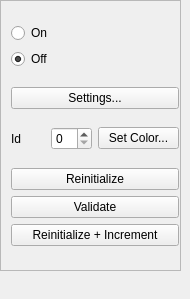
This is branches/GoFigure2Beta/Code/GUI/lib/ManualSegmentationDockWidget.ui in gofigure2/GoFigure2 as Qt 5 draws it before an edit. The edited form follows.
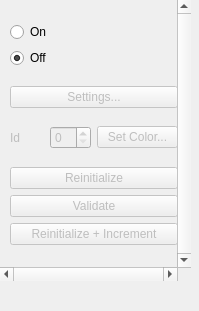
This is the edited form.

Commit message: add files for manual segmentation dock widget. qgotabimageview4d is now opening and showing files (still have lots of works to do to synchronizing everything together).

Diff of the .ui file:
```diff
--- a/branches/GoFigure2Beta/Code/GUI/lib/ManualSegmentationDockWidget.ui
+++ b/branches/GoFigure2Beta/Code/GUI/lib/ManualSegmentationDockWidget.ui
@@ -6,8 +6,8 @@
    <rect>
     <x>0</x>
     <y>0</y>
-    <width>190</width>
-    <height>299</height>
+    <width>199</width>
+    <height>311</height>
    </rect>
   </property>
   <property name="windowTitle">
@@ -19,16 +19,28 @@
      <rect>
       <x>0</x>
       <y>0</y>
-      <width>181</width>
-      <height>271</height>
+      <width>191</width>
+      <height>281</height>
      </rect>
     </property>
+    <property name="frameShape">
+     <enum>QFrame::NoFrame</enum>
+    </property>
     <property name="frameShadow">
      <enum>QFrame::Sunken</enum>
     </property>
     <property name="lineWidth">
      <number>0</number>
     </property>
+    <property name="midLineWidth">
+     <number>0</number>
+    </property>
+    <property name="verticalScrollBarPolicy">
+     <enum>Qt::ScrollBarAlwaysOn</enum>
+    </property>
+    <property name="horizontalScrollBarPolicy">
+     <enum>Qt::ScrollBarAlwaysOn</enum>
+    </property>
     <property name="widgetResizable">
      <bool>true</bool>
     </property>
@@ -37,11 +49,11 @@
       <rect>
        <x>0</x>
        <y>0</y>
-       <width>179</width>
-       <height>269</height>
+       <width>177</width>
+       <height>267</height>
       </rect>
      </property>
-     <widget class="QWidget" name="">
+     <widget class="QWidget" name="layoutWidget">
       <property name="geometry">
        <rect>
         <x>10</x>
@@ -74,6 +86,9 @@
        </item>
        <item>
         <widget class="QPushButton" name="SettingsBtn">
+         <property name="enabled">
+          <bool>false</bool>
+         </property>
          <property name="text">
           <string>Settings...</string>
          </property>
@@ -85,18 +100,28 @@
           <layout class="QHBoxLayout" name="horizontalLayout">
            <item>
             <widget class="QLabel" name="label">
+             <property name="enabled">
+              <bool>false</bool>
+             </property>
              <property name="text">
               <string>Id</string>
              </property>
             </widget>
            </item>
            <item>
-            <widget class="QSpinBox" name="IdSpinBox"/>
+            <widget class="QSpinBox" name="IdSpinBox">
+             <property name="enabled">
+              <bool>false</bool>
+             </property>
+            </widget>
            </item>
           </layout>
          </item>
          <item>
           <widget class="QPushButton" name="IdContourColorBtn">
+           <property name="enabled">
+            <bool>false</bool>
+           </property>
            <property name="autoFillBackground">
             <bool>false</bool>
            </property>
@@ -114,6 +139,9 @@
         <layout class="QVBoxLayout" name="verticalLayout_2">
          <item>
           <widget class="QPushButton" name="ReinitializeBtn">
+           <property name="enabled">
+            <bool>false</bool>
+           </property>
            <property name="text">
             <string>Reinitialize</string>
            </property>
@@ -124,6 +152,9 @@
          </item>
          <item>
           <widget class="QPushButton" name="ValidateBtn">
+           <property name="enabled">
+            <bool>false</bool>
+           </property>
            <property name="text">
             <string>Validate</string>
            </property>
@@ -134,6 +165,9 @@
          </item>
          <item>
           <widget class="QPushButton" name="ReinitializeIncrementBtn">
+           <property name="enabled">
+            <bool>false</bool>
+           </property>
            <property name="text">
             <string>Reinitialize + Increment</string>
            </property>
```
Left out of the diff: 119 changed lines with no effect on the pictures. The commit also changes 15 other files.
